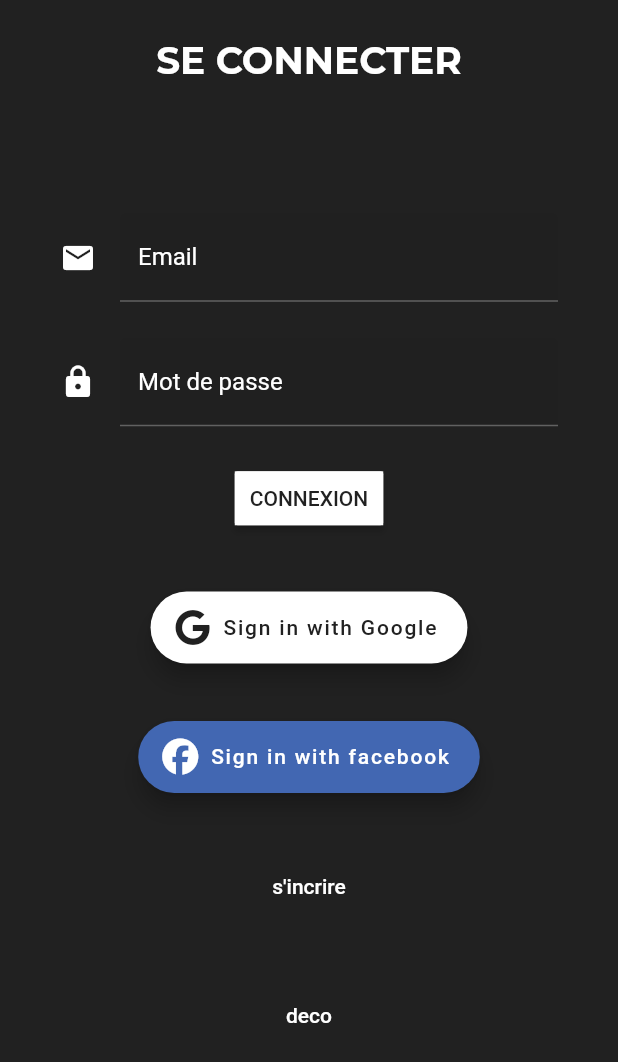
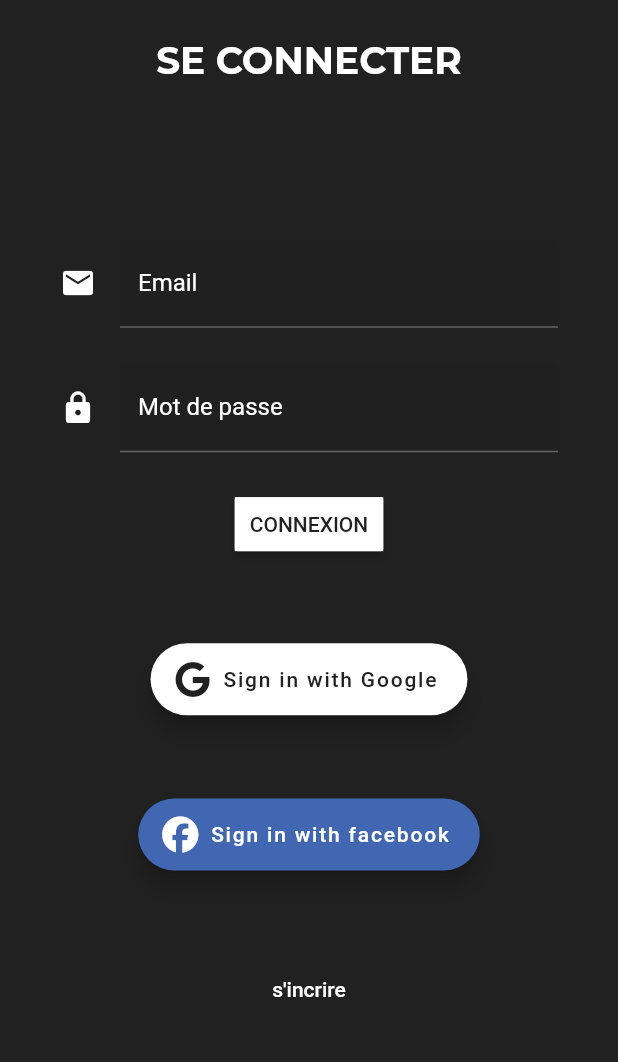
Before and after one commit to alxreed/on_regarde_quoi_ce_soir, a Flutter app: the screen it shows after launch, on a phone screen of 412 x 824 dp. Shown: the top 1062 px of the screen. Run offline on Flutter 3.47's test engine with Material 2 defaults, Android fonts, the phone set to English and light mode, and no system bars; our stand-ins replace cloud_firestore, firebase_auth, flutter_icons, google_fonts, google_sign_in; accounts and stored records are empty.

```diff
--- a/lib/views/loginPage.dart
+++ b/lib/views/loginPage.dart
@@ -101,16 +101,6 @@ class _LoginPageState extends State<LoginPage> {
                                   },
                                 ),
                               ),
-                              Container(
-                                child: FlatButton(
-                                  child: Text(
-                                    "deco",
-                                    style:
-                                    TextStyle(color: colorController.text),
-                                  ),
-                                  onPressed: (() => authService.signOut())
-                                ),
-                              )
                             ],
                           ),
                         ),
```
Also changed, not shown: lib/widgets/registerForm.dart (+8 -1 lines).
